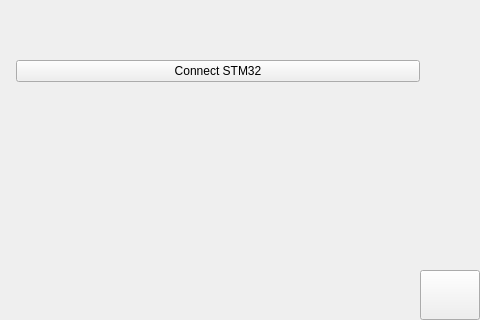
This is CDFR_2019_QT/settingswindow.ui in guillaumeb49/QT_CDFR_2019 as Qt 5 draws it before an edit. The edited form follows.
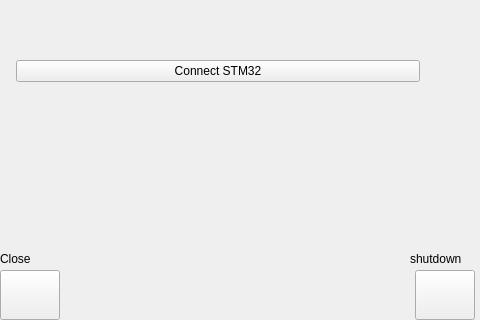
This is the edited form. Icons and pictures are not drawn.

Diff of the .ui file:
```diff
--- a/CDFR_2019_QT/settingswindow.ui
+++ b/CDFR_2019_QT/settingswindow.ui
@@ -120,7 +120,7 @@
       <x>10</x>
       <y>60</y>
       <width>410</width>
-      <height>251</height>
+      <height>121</height>
      </rect>
     </property>
     <layout class="QFormLayout" name="formLayout_3">
@@ -146,7 +146,7 @@
    <widget class="QPushButton" name="btn_exit">
     <property name="geometry">
      <rect>
-      <x>420</x>
+      <x>415</x>
       <y>270</y>
       <width>60</width>
       <height>50</height>
@@ -166,6 +166,55 @@
      </size>
     </property>
    </widget>
+   <widget class="QPushButton" name="btn_close">
+    <property name="geometry">
+     <rect>
+      <x>0</x>
+      <y>270</y>
+      <width>60</width>
+      <height>50</height>
+     </rect>
+    </property>
+    <property name="text">
+     <string/>
+    </property>
+    <property name="icon">
+     <iconset resource="ressources.qrc">
+      <normaloff>:/new/icon/images/baseline_power_settings_new_black_48dp.png</normaloff>:/new/icon/images/baseline_power_settings_new_black_48dp.png</iconset>
+    </property>
+    <property name="iconSize">
+     <size>
+      <width>48</width>
+      <height>48</height>
+     </size>
+    </property>
+   </widget>
+   <widget class="QLabel" name="label_2">
+    <property name="geometry">
+     <rect>
+      <x>410</x>
+      <y>250</y>
+      <width>67</width>
+      <height>17</height>
+     </rect>
+    </property>
+    <property name="text">
+     <string>shutdown</string>
+    </property>
+   </widget>
+   <widget class="QLabel" name="label_3">
+    <property name="geometry">
+     <rect>
+      <x>0</x>
+      <y>250</y>
+      <width>67</width>
+      <height>17</height>
+     </rect>
+    </property>
+    <property name="text">
+     <string>Close</string>
+    </property>
+   </widget>
   </widget>
  </widget>
  <resources>
```
